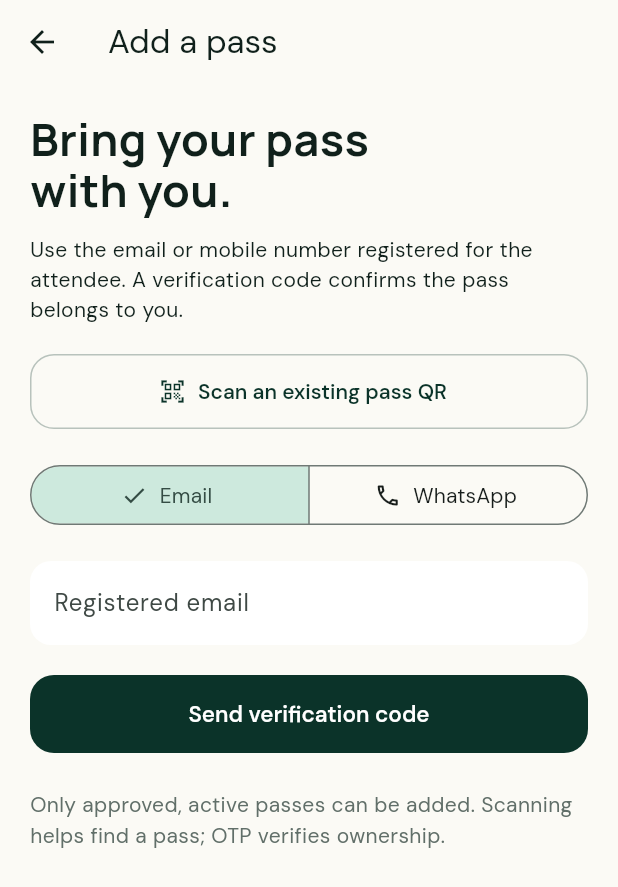
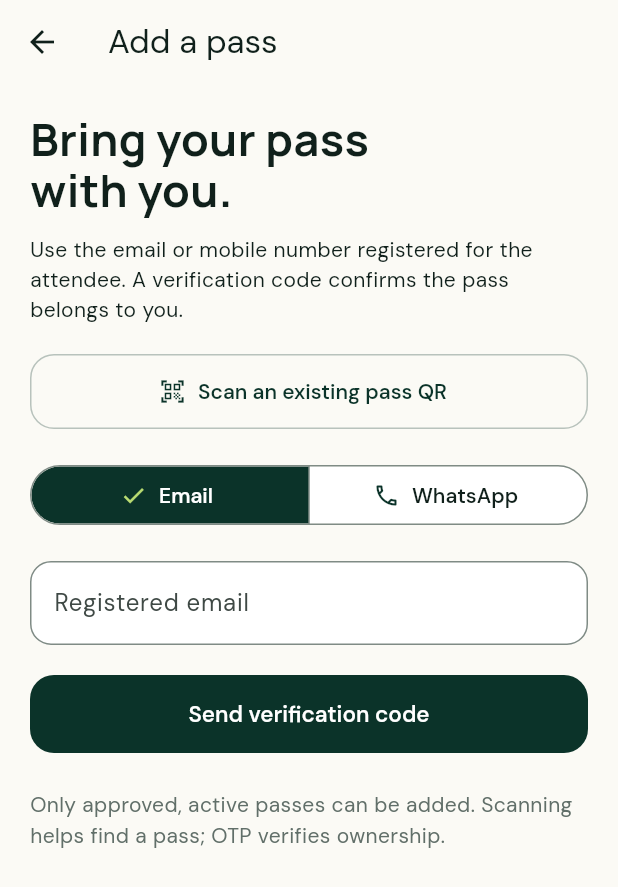
Before and after one commit to sprdh-repo/bio-connect, a Flutter app: the MyPassesScreen screen opened directly, after a tap on "Add a pass", on a phone screen of 412 x 824 dp. Shown: the top 887 px of the screen. Run offline on Flutter 3.47's test engine with Material 3 defaults, Android fonts, the phone set to English and light mode, and no system bars; our stand-ins replace cached_network_image, camera, custom_refresh_indicator, dio, flutter_cache_manager, flutter_local_notifications and 8 more; missing offline and left inert: add_2_calendar, mobile_scanner, saver_gallery; accounts and stored records are empty; network calls fail.

Commit message:
fix(mobile): put the saved pass first and make inputs visible
Lead My passes with the saved pass so its QR shows without scrolling.
The intro and add button appear only when no pass is saved; adding another
moves below the passes, and status checks show as a thin bar instead of
pushing the pass down.

Give text fields a 3:1 outline and a forest focus ring app-wide, theme
segmented toggles to match the chips, mark the selected registration pass
clearly, and give registration its own icon.

Verification: flutter analyze; flutter test; checked on device over adb.

```diff
--- a/mobile/lib/screens/event_guide_screens.dart
+++ b/mobile/lib/screens/event_guide_screens.dart
@@ -838,7 +838,7 @@ class _FaqScreenState extends State<FaqScreen> {
             OutlinedButton.icon(
               onPressed: () =>
                   showGuidePage(context, const DelegateRegistrationScreen()),
-              icon: const Icon(Icons.confirmation_number_outlined),
+              icon: const Icon(Icons.how_to_reg_outlined),
               label: const Text('Register as a delegate'),
             ),
           ],
--- a/mobile/lib/screens/my_passes_screen.dart
+++ b/mobile/lib/screens/my_passes_screen.dart
@@ -92,25 +92,46 @@ class _MyPassesScreenState extends State<MyPassesScreen>
     if (confirmed == true) await _wallet.forget();
   }
 
+  void _add() => Navigator.push(
+    context,
+    MaterialPageRoute(builder: (_) => AddPassScreen(wallet: _wallet)),
+  );
+
   @override
-  Widget build(BuildContext context) => Scaffold(
+  Widget build(BuildContext context) {
+    final hasPasses = _wallet.passes.isNotEmpty;
+    final canAdd = !_wallet.busy && _wallet.loaded;
+    return Scaffold(
       appBar: AppBar(
         title: const Text('My passes'),
         actions: [
+          if (hasPasses)
             IconButton(
               tooltip: 'Remove saved passes',
               onPressed: _wallet.busy ? null : _forget,
               icon: const Icon(Icons.delete_outline),
             ),
         ],
+        // A saved pass stays put while its status is checked, so the QR is
+        // never pushed around on open or resume.
+        bottom: hasPasses && _wallet.busy
+            ? const PreferredSize(
+                preferredSize: Size.fromHeight(2),
+                child: LinearProgressIndicator(minHeight: 2),
+              )
+            : null,
       ),
       body: BioRefresh(
-      onRefresh: () =>
-          AppFeedback.refresh(_wallet.loaded ? _wallet.refresh : _wallet.load),
+        onRefresh: () => AppFeedback.refresh(
+          _wallet.loaded ? _wallet.refresh : _wallet.load,
+        ),
         child: ListView(
           padding: const EdgeInsets.all(20),
           physics: const AlwaysScrollableScrollPhysics(),
           children: [
+            // The pitch and the add button lead only until a pass is saved.
+            // After that the pass itself is the first thing on screen.
+            if (!hasPasses) ...[
               const Eyebrow('READY FOR BIO CONNECT'),
               const SizedBox(height: 8),
               const TitleText('Your pass.\nOn your phone.'),
@@ -120,14 +141,7 @@ class _MyPassesScreenState extends State<MyPassesScreen>
               ),
               const SizedBox(height: 20),
               FilledButton.icon(
-            onPressed: _wallet.busy || !_wallet.loaded
-                ? null
-                : () => Navigator.push(
-                    context,
-                    MaterialPageRoute(
-                      builder: (_) => AddPassScreen(wallet: _wallet),
-                    ),
-                  ),
+                onPressed: canAdd ? _add : null,
                 icon: const Icon(Icons.add),
                 label: const Text('Add a pass'),
               ),
@@ -146,8 +160,9 @@ class _MyPassesScreenState extends State<MyPassesScreen>
                       )
                     : const SizedBox(width: double.infinity),
               ),
+            ],
             if (_wallet.error != null) ...[
-            const SizedBox(height: 16),
+              if (!hasPasses) const SizedBox(height: 16),
               Text(_wallet.error!, style: const TextStyle(color: muted)),
               TextButton.icon(
                 onPressed: _wallet.busy
@@ -156,10 +171,11 @@ class _MyPassesScreenState extends State<MyPassesScreen>
                 icon: const Icon(Icons.refresh),
                 label: const Text('Try again'),
               ),
+              if (hasPasses) const SizedBox(height: 8),
             ],
-          const SizedBox(height: 20),
+            if (!hasPasses) const SizedBox(height: 20),
             if (_showSamplePass &&
-              _wallet.passes.isEmpty &&
+                !hasPasses &&
                 !_wallet.busy &&
                 _wallet.loaded) ...[
               const _SampleBadge(),
@@ -172,7 +188,7 @@ class _MyPassesScreenState extends State<MyPassesScreen>
                 ),
               ),
               const SizedBox(height: 18),
-          ] else if (_wallet.passes.isEmpty && !_wallet.busy && _wallet.loaded)
+            ] else if (!hasPasses && !_wallet.busy && _wallet.loaded)
               const Card(
                 child: Padding(
                   padding: EdgeInsets.all(20),
@@ -213,6 +229,16 @@ class _MyPassesScreenState extends State<MyPassesScreen>
               _SharingPanel(wallet: _wallet, pass: pass),
               const SizedBox(height: 18),
             ],
+            // Still reachable for a colleague's or a second registration's
+            // pass, but below the passes rather than above them.
+            if (hasPasses) ...[
+              OutlinedButton.icon(
+                onPressed: canAdd ? _add : null,
+                icon: const Icon(Icons.add),
+                label: const Text('Add another pass'),
+              ),
+              const SizedBox(height: 20),
+            ],
             const Text(
               'Passes are saved securely on this phone. Pull down to check the latest status. Admission is confirmed by event staff.',
               style: TextStyle(color: muted, height: 1.5),
@@ -221,6 +247,7 @@ class _MyPassesScreenState extends State<MyPassesScreen>
         ),
       ),
     );
+  }
 }
 
 /// The holder's consent to give their email or phone to people who scan
--- a/mobile/lib/widgets/destinations.dart
+++ b/mobile/lib/widgets/destinations.dart
@@ -40,7 +40,7 @@ const _icons = <String, IconData>{
   'exhibitors': Icons.storefront_outlined,
   'moments': Icons.photo_library_outlined,
   'my_passes': Icons.confirmation_number_outlined,
-  'registration': Icons.confirmation_number_outlined,
+  'registration': Icons.how_to_reg_outlined,
   'brochure': Icons.article_outlined,
   'product_launch': Icons.rocket_launch_outlined,
   'sponsors': Icons.handshake_outlined,
```
Also changed, not shown: mobile/lib/main.dart (+43 -10 lines), mobile/lib/screens/delegate_registration_screen.dart (+18 -13 lines), 1 other file. Lines whose indentation alone changed are shown as unchanged.
